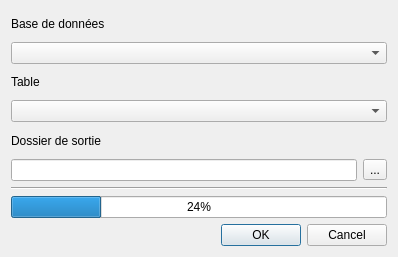
Qt form productor_dialog_base.ui (Ville-Eurometropole-Strasbourg/Productor) before a commit.
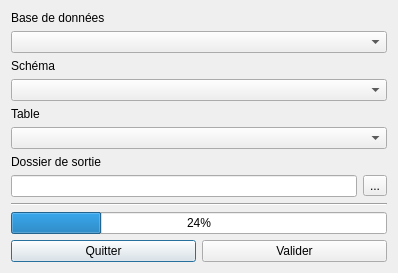
The same form after that commit.

```diff
--- a/productor_dialog_base.ui
+++ b/productor_dialog_base.ui
@@ -26,6 +26,16 @@
      <item>
       <widget class="QComboBox" name="comboBox"/>
      </item>
+     <item>
+      <widget class="QLabel" name="label_4">
+       <property name="text">
+        <string>Schéma</string>
+       </property>
+      </widget>
+     </item>
+     <item>
+      <widget class="QComboBox" name="comboBox_3"/>
+     </item>
      <item>
       <widget class="QLabel" name="label_2">
        <property name="text">
@@ -84,14 +94,22 @@
     </widget>
    </item>
    <item>
-    <widget class="QDialogButtonBox" name="button_box">
-     <property name="orientation">
-      <enum>Qt::Horizontal</enum>
-     </property>
-     <property name="standardButtons">
-      <set>QDialogButtonBox::Cancel|QDialogButtonBox::Ok</set>
-     </property>
-    </widget>
+    <layout class="QHBoxLayout" name="horizontalLayout_2">
+     <item>
+      <widget class="QPushButton" name="pushButton_2">
+       <property name="text">
+        <string>Quitter</string>
+       </property>
+      </widget>
+     </item>
+     <item>
+      <widget class="QPushButton" name="pushButton">
+       <property name="text">
+        <string>Valider</string>
+       </property>
+      </widget>
+     </item>
+    </layout>
    </item>
   </layout>
  </widget>
```
Left out of the diff: 35 changed lines with no effect on the pictures.
